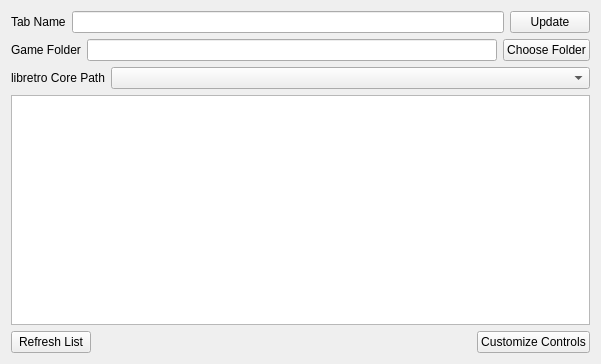
Qt form SystemTab.ui (aquova/arqade) before a commit.
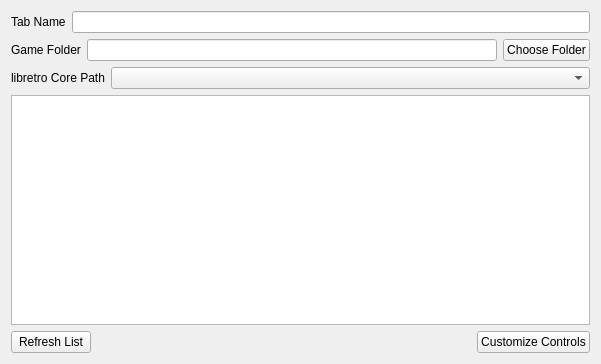
The same form after that commit.

Commit message: Streamline UI editing process

Diff of the .ui file:
```diff
--- a/SystemTab.ui
+++ b/SystemTab.ui
@@ -26,13 +26,6 @@
      <item>
       <widget class="QLineEdit" name="nameText"/>
      </item>
-     <item>
-      <widget class="QPushButton" name="nameUpdateButton">
-       <property name="text">
-        <string>Update</string>
-       </property>
-      </widget>
-     </item>
     </layout>
    </item>
    <item row="10" column="2">
```
Left out of the diff: 6 changed lines with no effect on the pictures. The commit also changes 2 other files.
